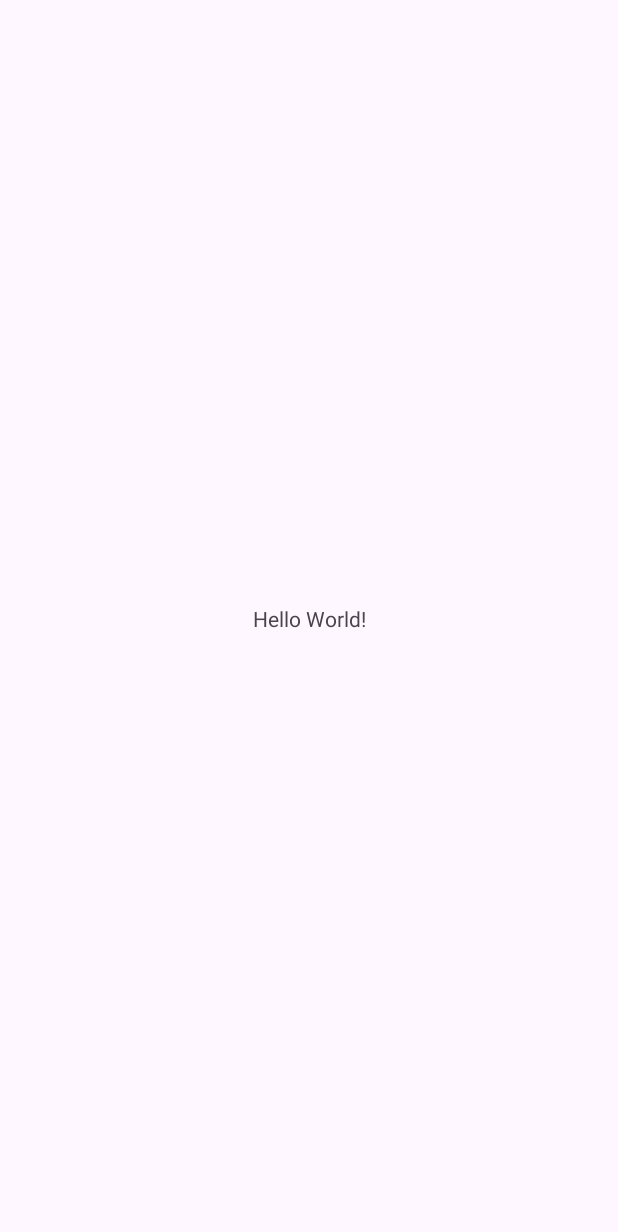
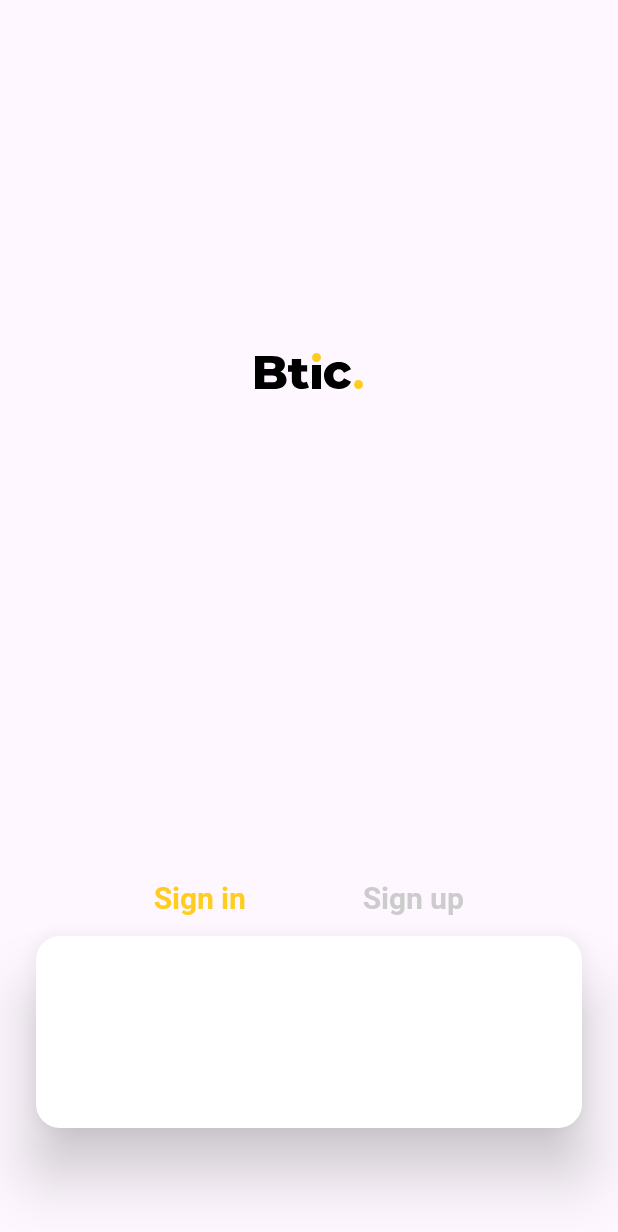
Before and after one commit to kientrienhong/Btic-mobile, an Android app: the screen it shows after launch (MainActivity before the commit, AuthenActivity after it), on a phone screen of 412 x 824 dp. Before the commit the part shown is almost empty. Shown: the top 1232 px of the screen. Run offline under Robolectric (Android 15) with nearby library versions, the phone set to English and light mode, and no system bars.

Commit message:
Create AuthenActivity

```diff
--- a/app/src/main/AndroidManifest.xml
+++ b/app/src/main/AndroidManifest.xml
@@ -13,7 +13,7 @@
         android:theme="@style/Theme.BticApplication"
         tools:targetApi="31">
         <activity
-            android:name=".MainActivity"
+            android:name=".AuthenActivity"
             android:exported="true">
             <intent-filter>
                 <action android:name="android.intent.action.MAIN" />
@@ -22,5 +22,4 @@
             </intent-filter>
         </activity>
     </application>
-
 </manifest>
--- a/app/src/main/java/com/example/bticapplication/MainActivity.kt
+++ b/app/src/main/java/com/example/bticapplication/AuthenActivity.kt
@@ -6,11 +6,11 @@ import androidx.appcompat.app.AppCompatActivity
 import androidx.core.view.ViewCompat
 import androidx.core.view.WindowInsetsCompat
 
-class MainActivity : AppCompatActivity() {
+class AuthenActivity : AppCompatActivity() {
     override fun onCreate(savedInstanceState: Bundle?) {
         super.onCreate(savedInstanceState)
         enableEdgeToEdge()
-        setContentView(R.layout.activity_main)
+        setContentView(R.layout.activity_authen)
         ViewCompat.setOnApplyWindowInsetsListener(findViewById(R.id.main)) { v, insets ->
             val systemBars = insets.getInsets(WindowInsetsCompat.Type.systemBars())
             v.setPadding(systemBars.left, systemBars.top, systemBars.right, systemBars.bottom)
--- /dev/null
+++ b/app/src/main/res/drawable/refine_logo.xml
@@ -0,0 +1,28 @@
+<vector xmlns:android="http://schemas.android.com/apk/res/android"
+    android:width="96dp"
+    android:height="40dp"
+    android:viewportWidth="96"
+    android:viewportHeight="40">
+  <group>
+    <clip-path
+        android:pathData="M0,0h96v40h-96z"/>
+    <path
+        android:pathData="M81,32C82.657,32 84,30.657 84,29C84,27.343 82.657,26 81,26C79.343,26 78,27.343 78,29C78,30.657 79.343,32 81,32Z"
+        android:fillColor="#FFCC1F"/>
+    <path
+        android:pathData="M31.924,22.587C32.653,23.561 33.03,24.751 32.996,25.966C33.031,26.848 32.833,27.723 32.424,28.506C32.015,29.289 31.408,29.951 30.663,30.429C29.107,31.476 26.858,32 23.917,32H12V10H23.288C26.104,10 28.248,10.519 29.719,11.556C30.414,12.011 30.981,12.635 31.367,13.369C31.753,14.103 31.946,14.923 31.926,15.751C31.941,16.743 31.674,17.718 31.155,18.564C30.621,19.409 29.862,20.089 28.963,20.529C30.133,20.906 31.164,21.623 31.924,22.587ZM18.179,14.499V18.742H22.466C24.568,18.742 25.619,18.03 25.619,16.605C25.619,15.201 24.568,14.499 22.466,14.499H18.179ZM26.691,25.279C26.691,23.792 25.598,23.048 23.412,23.048H18.179V27.511H23.412C25.599,27.507 26.692,26.762 26.691,25.274V25.279Z"
+        android:fillColor="#000000"/>
+    <path
+        android:pathData="M48,31.063C47.412,31.385 46.77,31.617 46.1,31.747C45.317,31.909 44.516,31.989 43.713,31.985C41.798,32.101 39.906,31.549 38.419,30.438C37.768,29.836 37.266,29.113 36.947,28.318C36.627,27.523 36.498,26.674 36.567,25.83V20.418H34V16.195H36.567V12H42.739V16.193H46.767V20.415H42.739V25.767C42.709,26.262 42.891,26.748 43.246,27.121C43.42,27.286 43.63,27.414 43.862,27.499C44.095,27.583 44.344,27.621 44.593,27.611C45.263,27.623 45.921,27.447 46.477,27.105L48,31.063Z"
+        android:fillColor="#000000"/>
+    <path
+        android:pathData="M62.837,30.852C61.386,30.133 60.164,29.016 59.308,27.628C58.453,26.239 58,24.635 58,22.999C58,21.362 58.453,19.758 59.308,18.369C60.164,16.981 61.386,15.863 62.837,15.145C64.427,14.364 66.177,13.973 67.944,14.003C69.707,13.957 71.45,14.396 72.987,15.273C74.356,16.065 75.419,17.305 76,18.79L71.341,21.201C71.066,20.509 70.593,19.916 69.982,19.497C69.372,19.079 68.652,18.855 67.916,18.854C67.42,18.84 66.926,18.93 66.465,19.118C66.005,19.306 65.588,19.588 65.24,19.948C64.872,20.354 64.589,20.83 64.406,21.35C64.224,21.869 64.146,22.42 64.177,22.97C64.145,23.528 64.222,24.086 64.405,24.613C64.587,25.14 64.871,25.625 65.24,26.04C65.585,26.403 66.002,26.689 66.463,26.879C66.924,27.069 67.419,27.16 67.916,27.146C68.653,27.145 69.372,26.921 69.983,26.503C70.593,26.085 71.066,25.491 71.341,24.799L76,27.21C75.419,28.695 74.356,29.936 72.987,30.727C71.45,31.604 69.707,32.043 67.944,31.997C66.176,32.031 64.426,31.639 62.837,30.852Z"
+        android:fillColor="#000000"/>
+    <path
+        android:pathData="M50,16H56V32H50V16Z"
+        android:fillColor="#000000"/>
+    <path
+        android:pathData="M53,14C54.657,14 56,12.657 56,11C56,9.343 54.657,8 53,8C51.343,8 50,9.343 50,11C50,12.657 51.343,14 53,14Z"
+        android:fillColor="#FDCB21"/>
+  </group>
+</vector>
--- /dev/null
+++ b/app/src/main/res/layout/activity_authen.xml
@@ -0,0 +1,60 @@
+<?xml version="1.0" encoding="utf-8"?>
+<androidx.constraintlayout.widget.ConstraintLayout xmlns:android="http://schemas.android.com/apk/res/android"
+    xmlns:app="http://schemas.android.com/apk/res-auto"
+    xmlns:tools="http://schemas.android.com/tools"
+    android:id="@+id/main"
+    android:layout_width="match_parent"
+    android:layout_height="match_parent"
+    tools:context=".AuthenActivity">
+
+    <ImageView
+        android:id="@+id/logo"
+        android:layout_width="96dp"
+        android:layout_height="40dp"
+        android:layout_marginBottom="90dp"
+        android:src="@drawable/refine_logo"
+        app:layout_constraintBottom_toTopOf="@id/sign_in_txt"
+        app:layout_constraintEnd_toEndOf="parent"
+        app:layout_constraintStart_toStartOf="parent"
+        app:layout_constraintTop_toTopOf="parent" />
+
+    <TextView
+        android:id="@+id/sign_in_txt"
+        style="@style/SubHeader"
+        android:layout_width="wrap_content"
+        android:layout_height="wrap_content"
+        android:layout_marginBottom="12dp"
+        android:text="Sign in"
+        android:textColor="@color/primary"
+        app:layout_constraintBottom_toTopOf="@id/form_group"
+        app:layout_constraintEnd_toStartOf="@id/sign_up_txt"
+        app:layout_constraintStart_toStartOf="@id/form_group" />
+
+    <TextView
+        android:id="@+id/sign_up_txt"
+        style="@style/SubHeader"
+        android:layout_width="wrap_content"
+        android:layout_height="wrap_content"
+        android:layout_marginBottom="12dp"
+        android:text="Sign up"
+        android:textColor="@color/mono3"
+        app:layout_constraintBottom_toTopOf="@id/form_group"
+        app:layout_constraintEnd_toEndOf="@id/form_group"
+        app:layout_constraintStart_toEndOf="@id/sign_in_txt" />
+
+    <com.example.bticapplication.customview.RoundedGroupView
+        android:id="@+id/form_group"
+        android:layout_width="match_parent"
+        android:layout_height="wrap_content"
+        android:layout_marginBottom="72dp"
+        android:layout_marginHorizontal="24dp"
+        android:elevation="24dp"
+        android:paddingHorizontal="12dp"
+        android:paddingVertical="64dp"
+        app:backgroundColor="@color/white"
+        app:borderRadius="16dp"
+        app:layout_constraintBottom_toBottomOf="parent">
+
+    </com.example.bticapplication.customview.RoundedGroupView>
+
+</androidx.constraintlayout.widget.ConstraintLayout>
--- a/app/src/main/res/layout/activity_main.xml
+++ /dev/null
@@ -1,19 +0,0 @@
-<?xml version="1.0" encoding="utf-8"?>
-<androidx.constraintlayout.widget.ConstraintLayout xmlns:android="http://schemas.android.com/apk/res/android"
-    xmlns:app="http://schemas.android.com/apk/res-auto"
-    xmlns:tools="http://schemas.android.com/tools"
-    android:id="@+id/main"
-    android:layout_width="match_parent"
-    android:layout_height="match_parent"
-    tools:context=".MainActivity">
-
-    <TextView
-        android:layout_width="wrap_content"
-        android:layout_height="wrap_content"
-        android:text="Hello World!"
-        app:layout_constraintBottom_toBottomOf="parent"
-        app:layout_constraintEnd_toEndOf="parent"
-        app:layout_constraintStart_toStartOf="parent"
-        app:layout_constraintTop_toTopOf="parent" />
-
-</androidx.constraintlayout.widget.ConstraintLayout>
```
